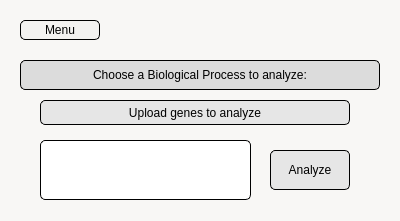
Old version of the form bioprocesswindow.ui in the repository LorenzoTarricone/TranscriptomiC.
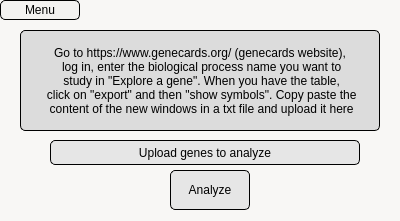
New version of the form.

```diff
--- a/bioprocesswindow.ui
+++ b/bioprocesswindow.ui
@@ -17,28 +17,11 @@
    <string notr="true">background-color: rgb(248,247,245);
 </string>
   </property>
-  <widget class="QPlainTextEdit" name="ChosenProcessText">
-   <property name="geometry">
-    <rect>
-     <x>40</x>
-     <y>140</y>
-     <width>211</width>
-     <height>60</height>
-    </rect>
-   </property>
-   <property name="styleSheet">
-    <string notr="true">background-color: rgb(255,255,255);
-border: 1px solid black ;
-border-radius: 5px;
-padding: 0 8px;
-color: rgb(0,0,0);</string>
-   </property>
-  </widget>
   <widget class="QPushButton" name="AnalyzeButton">
    <property name="geometry">
     <rect>
-     <x>270</x>
-     <y>150</y>
+     <x>170</x>
+     <y>170</y>
      <width>80</width>
      <height>40</height>
     </rect>
@@ -60,8 +43,8 @@
   <widget class="QPushButton" name="MenuWindowButton">
    <property name="geometry">
     <rect>
-     <x>20</x>
-     <y>20</y>
+     <x>0</x>
+     <y>0</y>
      <width>80</width>
      <height>20</height>
     </rect>
@@ -82,9 +65,9 @@
    <property name="geometry">
     <rect>
      <x>20</x>
-     <y>60</y>
+     <y>30</y>
      <width>360</width>
-     <height>30</height>
+     <height>101</height>
     </rect>
    </property>
    <property name="styleSheet">
@@ -98,7 +81,11 @@
 </string>
    </property>
    <property name="text">
-    <string>Choose a Biological Process to analyze:</string>
+    <string>Go to https://www.genecards.org/ (genecards website), 
+ log in, enter the biological process name you want to 
+ study in &quot;Explore a gene&quot;. When you have the table, 
+ click on &quot;export&quot; and then &quot;show symbols&quot;. Copy paste the 
+ content of the new windows in a txt file and upload it here</string>
    </property>
    <property name="alignment">
     <set>Qt::AlignCenter</set>
@@ -107,8 +94,8 @@
   <widget class="QPushButton" name="UploadGenesButton">
    <property name="geometry">
     <rect>
-     <x>40</x>
-     <y>100</y>
+     <x>50</x>
+     <y>140</y>
      <width>310</width>
      <height>25</height>
     </rect>
```
